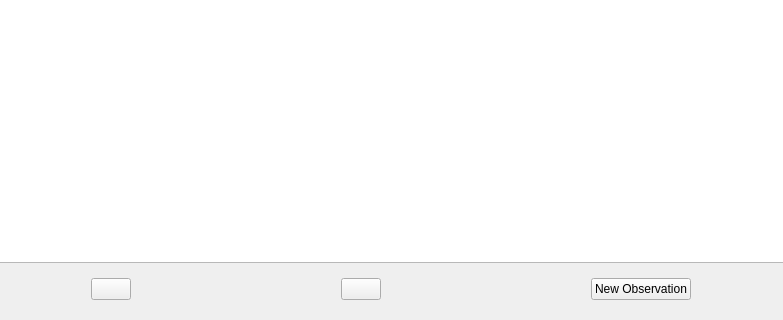
The window that astroManager/Resource/windows/windowPlanning.ui (gavin-blakeman/astroManager) describes before a commit, drawn with Qt 5; both pictures show x 133 to 916 and y 301 to 621 of the 1049 by 621 pixel window.
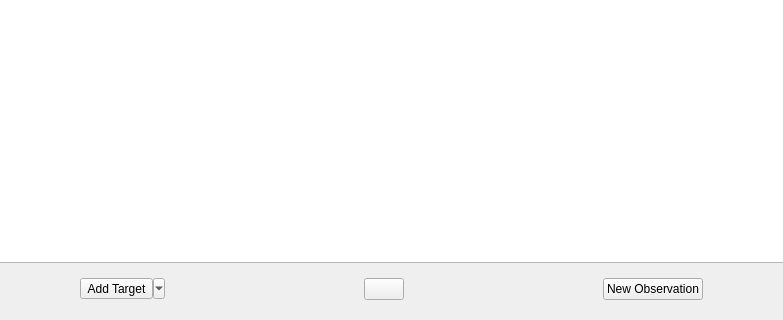
The same window after the commit. Icons and pictures are not drawn.

Diff of the .ui file:
```diff
--- a/astroManager/Resource/windows/windowPlanning.ui
+++ b/astroManager/Resource/windows/windowPlanning.ui
@@ -275,23 +275,6 @@
    <item row="3" column="0" colspan="4">
     <widget class="QWidget" name="widget" native="true">
      <layout class="QGridLayout" name="gridLayout_5">
-      <item row="0" column="0">
-       <widget class="QPushButton" name="pushButton_8">
-        <property name="sizePolicy">
-         <sizepolicy hsizetype="Fixed" vsizetype="Fixed">
-          <horstretch>0</horstretch>
-          <verstretch>0</verstretch>
-         </sizepolicy>
-        </property>
-        <property name="text">
-         <string/>
-        </property>
-        <property name="icon">
-         <iconset resource="../VSOP.qrc">
-          <normaloff>:/icons/dialogButtons/add.png</normaloff>:/icons/dialogButtons/add.png</iconset>
-        </property>
-       </widget>
-      </item>
       <item row="0" column="1">
        <widget class="QPushButton" name="pushButton_7">
         <property name="sizePolicy">
@@ -322,6 +305,32 @@
         </property>
        </widget>
       </item>
+      <item row="0" column="0">
+       <widget class="QToolButton" name="toolButtonAddTarget">
+        <property name="sizePolicy">
+         <sizepolicy hsizetype="Fixed" vsizetype="Fixed">
+          <horstretch>0</horstretch>
+          <verstretch>0</verstretch>
+         </sizepolicy>
+        </property>
+        <property name="text">
+         <string>Add Target</string>
+        </property>
+        <property name="icon">
+         <iconset resource="../VSOP.qrc">
+          <normaloff>:/icons/dialogButtons/add.png</normaloff>:/icons/dialogButtons/add.png</iconset>
+        </property>
+        <property name="popupMode">
+         <enum>QToolButton::MenuButtonPopup</enum>
+        </property>
+        <property name="toolButtonStyle">
+         <enum>Qt::ToolButtonTextBesideIcon</enum>
+        </property>
+        <property name="arrowType">
+         <enum>Qt::NoArrow</enum>
+        </property>
+       </widget>
+      </item>
      </layout>
     </widget>
    </item>
```
